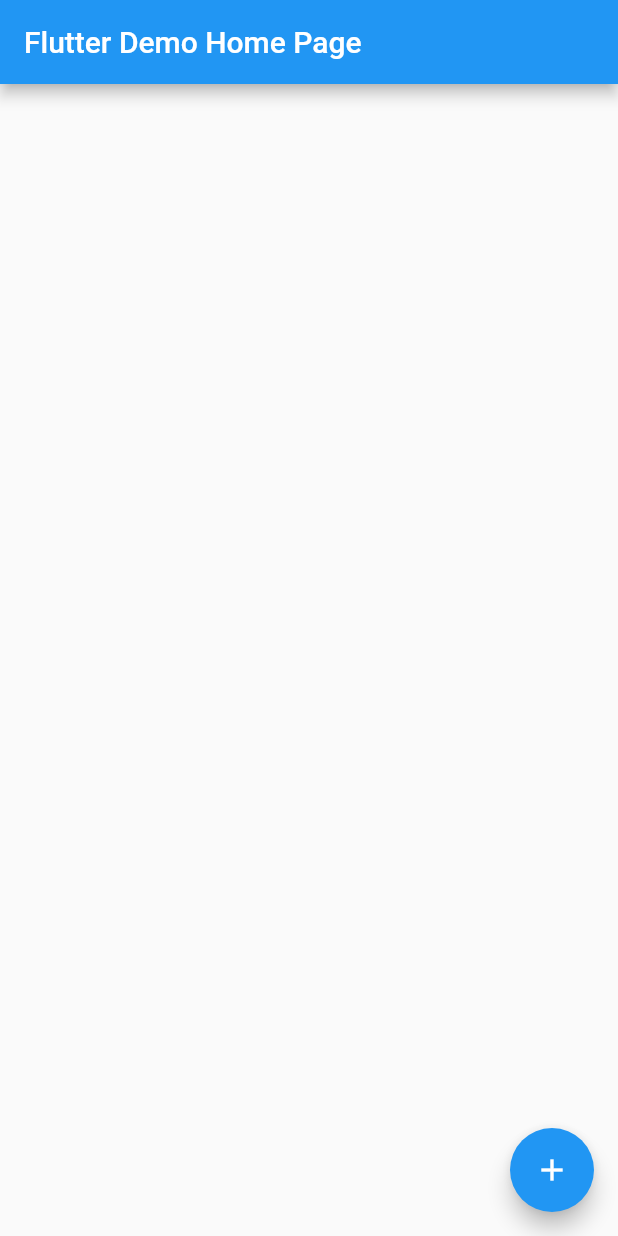
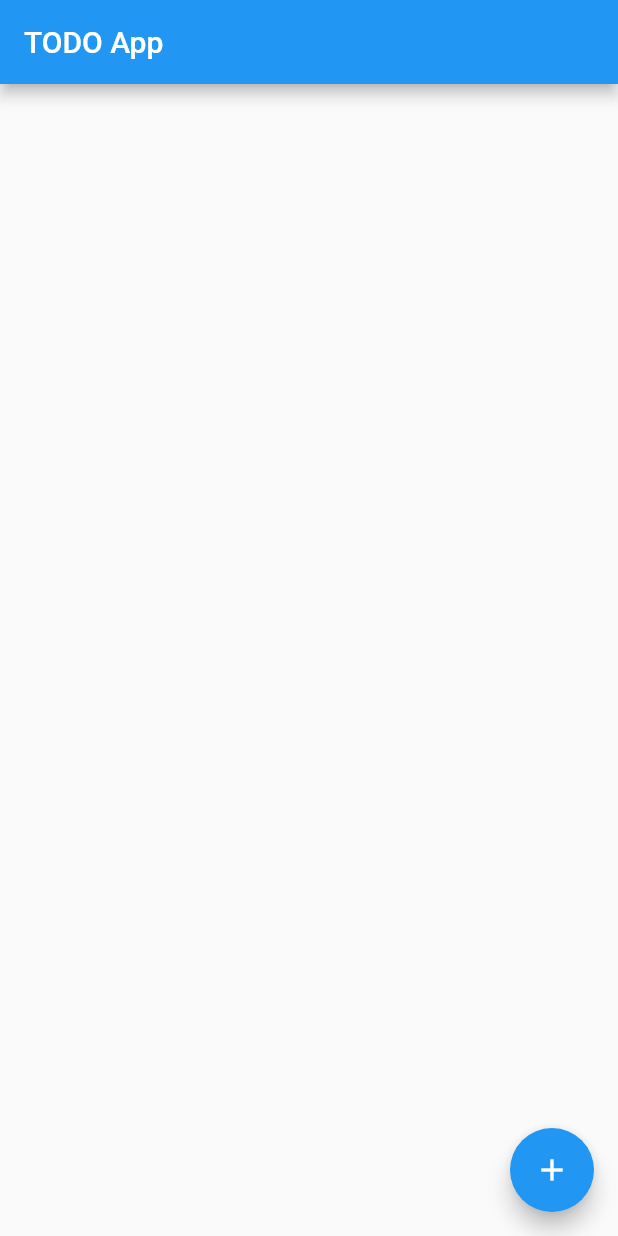
Before and after one commit to ErikHellman/FlutterTodoDemo, a Flutter app: the screen it shows after launch, on a phone screen of 412 x 824 dp. Run offline on Flutter 3.47's test engine with Material 2 defaults, Android fonts, the phone set to English and light mode, and no system bars.

Commit message:
Demo app

```diff
--- a/lib/main.dart
+++ b/lib/main.dart
@@ -1,4 +1,9 @@
 import 'package:flutter/material.dart';
+import 'package:provider/provider.dart';
+import 'package:todo_app/todo_home_page.dart';
+import 'package:todo_app/todo_item.dart';
+import 'package:todo_app/todo_item_widget.dart';
+import 'package:todo_app/todo_model.dart';
 
 void main() => runApp(MyApp());
 
@@ -6,47 +11,20 @@ class MyApp extends StatelessWidget {
   // This widget is the root of your application.
   @override
   Widget build(BuildContext context) {
-    return MaterialApp(
-      title: 'TODO Demo',
-      theme: ThemeData(
-        primarySwatch: Colors.blue,
+    var todoModel = TodoModel();
+    return MultiProvider(
+      providers: [ChangeNotifierProvider<TodoModel>(create: (_) => todoModel)],
+      child: MaterialApp(
+        title: 'TODO Demo',
+        theme: ThemeData(
+          primarySwatch: Colors.blue,
+        ),
+        initialRoute: '/',
+        routes: {
+          '/': (context) => TodoHomePage(),
+          '/details': (context) => TodoDetails(),
+        },
       ),
-      home: TodoHomePage(title: 'Flutter Demo Home Page'),
     );
   }
 }
-
-class TodoHomePage extends StatefulWidget {
-  TodoHomePage({Key key, this.title}) : super(key: key);
-
-  final String title;
-
-  @override
-  _TodoHomePageState createState() => _TodoHomePageState();
-}
-
-class _TodoHomePageState extends State<TodoHomePage> {
-
-  @override
-  Widget build(BuildContext context) {
-    return Container(
-      width: 250.0,
-      child: Scaffold(
-        appBar: AppBar(
-          title: Text(widget.title),
-        ),
-        body: Center(
-          child: Container(),
-        ),
-        floatingActionButton: FloatingActionButton(
-          onPressed: _addItem,
-          tooltip: 'Increment',
-          child: Icon(Icons.add),
-        ),
-      ),
-    );
-  }
-
-  void _addItem() {
-  }
-}
--- a/lib/todo_item.dart
+++ b/lib/todo_item.dart
@@ -6,4 +6,32 @@ class TodoItem {
 
   TodoItem(this.title, this.description, this.done)
       : this.created = DateTime.now();
+
+  Map<String, dynamic> toMap() {
+    return {
+      'title': title,
+      'description': description,
+      'created': created,
+      'done': done
+    };
+  }
+
+  @override
+  String toString() {
+    return 'TodoItem{title: $title, description: $description, created: $created, done: $done}';
+  }
+
+  @override
+  bool operator ==(Object other) =>
+      identical(this, other) ||
+      other is TodoItem &&
+          runtimeType == other.runtimeType &&
+          title == other.title &&
+          description == other.description &&
+          created == other.created &&
+          done == other.done;
+
+  @override
+  int get hashCode =>
+      title.hashCode ^ description.hashCode ^ created.hashCode ^ done.hashCode;
 }
--- a/lib/todo_model.dart
+++ b/lib/todo_model.dart
@@ -3,14 +3,13 @@ import 'package:todo_app/todo_item.dart';
 
 class TodoModel with ChangeNotifier {
   final List<TodoItem> _items = [];
-
-  List<TodoItem> get items => _items;
+  List<TodoItem> get items => List.unmodifiable(_items);
 
   void addOrUpdate(TodoItem item) {
     if (!_items.contains(item)) {
       _items.add(item);
     }
-    notifyListeners()
+    notifyListeners();
   }
 
   void remove(TodoItem item) {
--- a/pubspec.yaml
+++ b/pubspec.yaml
@@ -27,7 +27,7 @@ dependencies:
 dev_dependencies:
   flutter_test:
     sdk: flutter
-  provider:
+  provider: ^4.0.4
 
 
 # For information on the generic Dart part of this file, see the
```
Also changed, not shown: lib/todo_home_page.dart (added, +101 -0 lines), lib/todo_item_widget.dart (added, +66 -0 lines).
